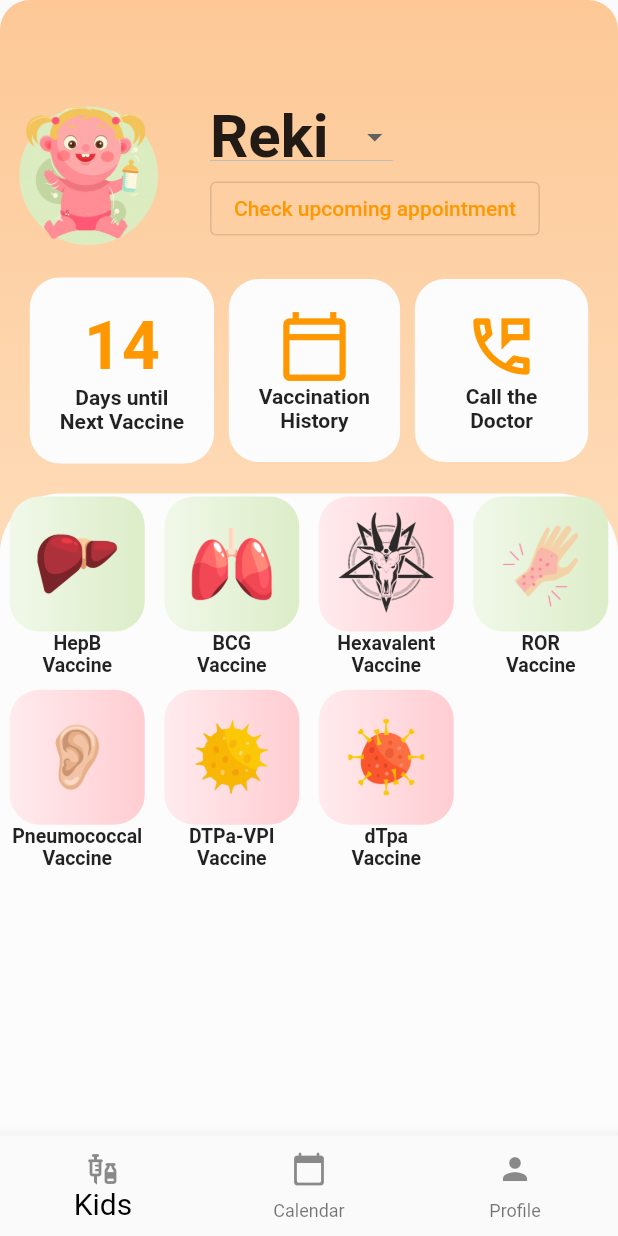
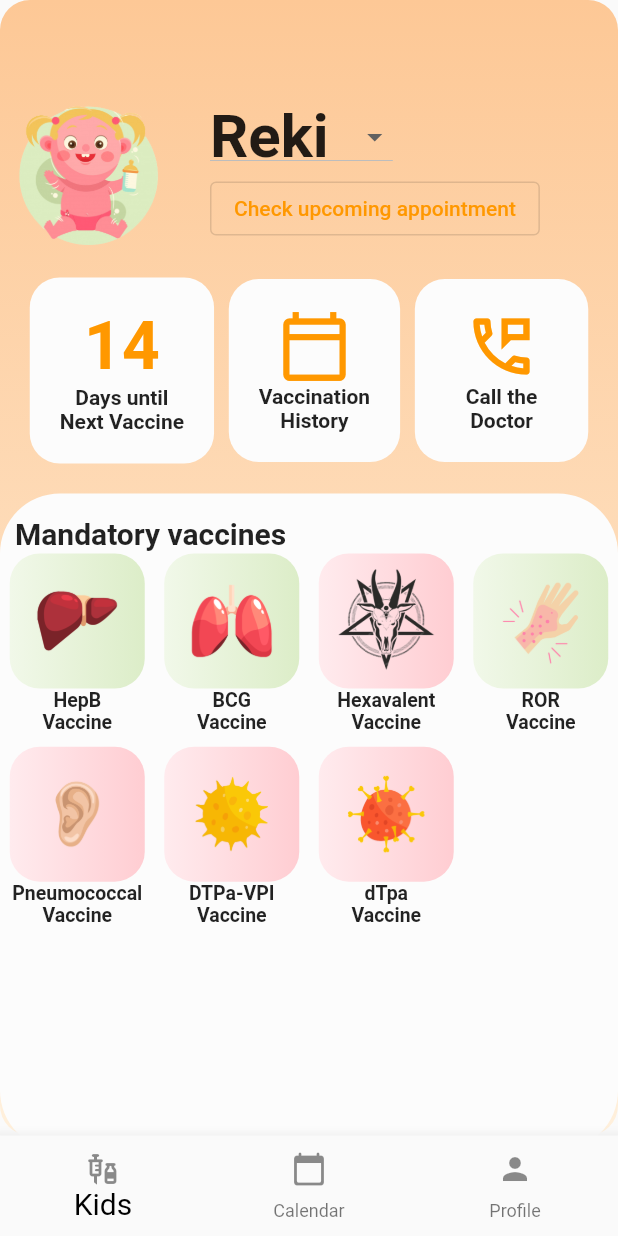
Before and after one commit to bjudob/duckcination, a Flutter app: the screen it shows after launch, on a phone screen of 412 x 824 dp. Run offline on Flutter 3.47's test engine with Material 2 defaults, Android fonts, the phone set to English and light mode, and no system bars; our stand-ins replace countup, firebase_core, settings_ui, table_calendar, video_player; accounts and stored records are empty; Roboto replaces fonts that are missing (Georgia).

Commit message:
Duckhome <3 - more vaccines - in progress

```diff
--- a/lib/ui/screens/duck_home.dart
+++ b/lib/ui/screens/duck_home.dart
@@ -120,9 +120,14 @@ class _DuckHomeState extends State<DuckHome> {
                     borderRadius: BorderRadius.all(Radius.circular(40))),
                 child: SingleChildScrollView(
                     child: Column(
+                      crossAxisAlignment: CrossAxisAlignment.start,
                   children: [
+                    Padding(
+                      padding: const EdgeInsets.fromLTRB(10, 15,0,0),
+                      child: Text("Mandatory vaccines", style: TextStyle(fontSize: 20, fontWeight: FontWeight.bold),),
+                    ),
                     SizedBox(
-                      height: 460,
+                      height: 400,
                       child: Container(
                         //color: Colors.grey[100],
                         child: GridView.count(
```
